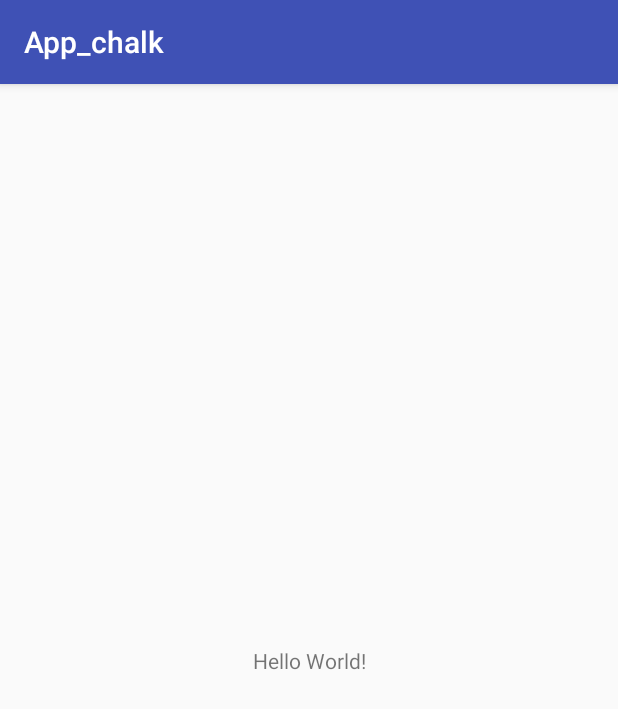
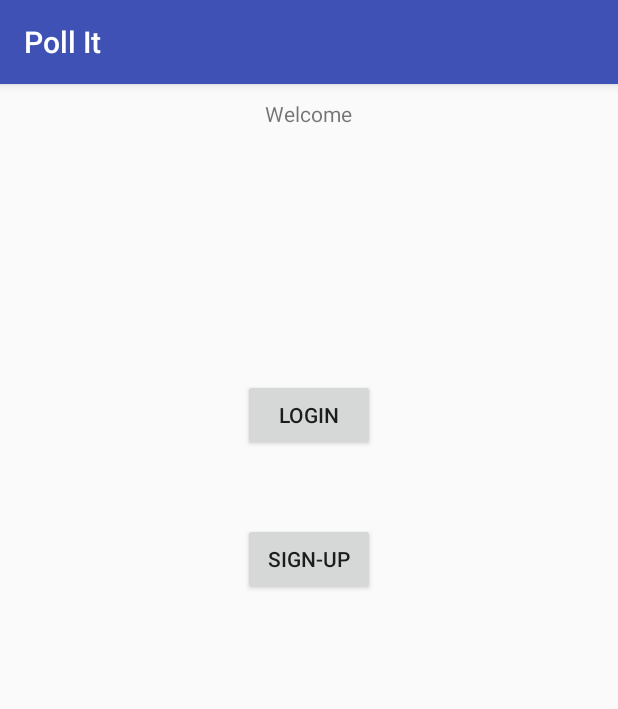
Before and after one commit to rishavmedhi/App_chalk, an Android app: the screen it shows after launch (MainActivity), on a phone screen of 412 x 824 dp. Shown: the top 709 px of the screen. Run offline under Robolectric (Android 15) with nearby library versions, the phone set to English and light mode, and no system bars; our stand-ins replace ButterKnife.

Commit message:
initial design login page

```diff
--- a/app/build.gradle
+++ b/app/build.gradle
@@ -27,4 +27,11 @@ dependencies {
     compile 'com.android.support:appcompat-v7:25.3.1'
     compile 'com.android.support.constraint:constraint-layout:1.0.2'
     testCompile 'junit:junit:4.12'
+    compile 'com.google.code.gson:gson:2.7'
+    compile 'com.android.support:recyclerview-v7:25.1.1'
+    compile 'com.android.support:cardview-v7:25.1.1'
+    compile 'com.jakewharton:butterknife:8.5.1'
+    annotationProcessor 'com.jakewharton:butterknife-compiler:8.5.1'
+    compile 'com.squareup.retrofit2:retrofit:2.2.0'
+    testCompile 'junit:junit:4.12'
 }
--- a/app/src/main/java/com/example/rmedhi/app_chalk/MainActivity.java
+++ b/app/src/main/java/com/example/rmedhi/app_chalk/MainActivity.java
@@ -2,12 +2,47 @@ package com.example.rmedhi.app_chalk;
 
 import android.support.v7.app.AppCompatActivity;
 import android.os.Bundle;
+import android.support.v7.widget.RecyclerView;
+import android.widget.Button;
+import android.widget.EditText;
+import android.widget.RelativeLayout;
+
+import butterknife.BindView;
+import butterknife.ButterKnife;
 
 public class MainActivity extends AppCompatActivity {
+
+    @BindView(R.id.rl)
+    RelativeLayout rlayout;
+
+    @BindView(R.id.login_btn)
+    Button login_btn;
+
+    @BindView(R.id.sign_up_btn)
+    Button sign_up_btn;
+
+    @BindView(R.id.login_signup_action)
+    Button log_action_btn;
+
+    @BindView(R.id.email)
+    EditText email_text;
+
+    @BindView(R.id.password)
+    EditText password_text;
+
+    @BindView(R.id.retype_password)
+    EditText retype_pass_text;
 
     @Override
     protected void onCreate(Bundle savedInstanceState) {
         super.onCreate(savedInstanceState);
         setContentView(R.layout.activity_main);
+
+        ButterKnife.bind(this);
+
+        email_text.setVisibility(rlayout.INVISIBLE);
+        password_text.setVisibility(rlayout.INVISIBLE);
+        retype_pass_text.setVisibility(rlayout.INVISIBLE);
+        log_action_btn.setVisibility(rlayout.INVISIBLE);
     }
 }
--- a/app/src/main/res/layout/activity_main.xml
+++ b/app/src/main/res/layout/activity_main.xml
@@ -1,18 +1,80 @@
 <?xml version="1.0" encoding="utf-8"?>
-<android.support.constraint.ConstraintLayout xmlns:android="http://schemas.android.com/apk/res/android"
-    xmlns:app="http://schemas.android.com/apk/res-auto"
+<RelativeLayout
+    xmlns:android="http://schemas.android.com/apk/res/android"
     xmlns:tools="http://schemas.android.com/tools"
+    android:id="@+id/rl"
     android:layout_width="match_parent"
     android:layout_height="match_parent"
-    tools:context="com.example.rmedhi.app_chalk.MainActivity">
+    android:padding="10dp"
+    tools:context=".MainActivity"
+    >
+
 
     <TextView
+        android:id="@+id/textView"
         android:layout_width="wrap_content"
         android:layout_height="wrap_content"
-        android:text="Hello World!"
-        app:layout_constraintBottom_toBottomOf="parent"
-        app:layout_constraintLeft_toLeftOf="parent"
-        app:layout_constraintRight_toRightOf="parent"
-        app:layout_constraintTop_toTopOf="parent" />
+        android:text="Welcome"
+        android:layout_centerHorizontal="true" />
 
-</android.support.constraint.ConstraintLayout>
+    <Button
+        android:id="@+id/login_btn"
+        android:layout_width="wrap_content"
+        android:layout_height="wrap_content"
+        android:layout_below="@+id/textView"
+        android:layout_centerHorizontal="true"
+        android:layout_marginTop="167dp"
+        android:text="Login" />
+
+    <Button
+        android:id="@+id/sign_up_btn"
+        android:layout_width="wrap_content"
+        android:layout_height="wrap_content"
+        android:layout_alignLeft="@+id/login_btn"
+        android:layout_alignStart="@+id/login_btn"
+        android:layout_below="@+id/login_btn"
+        android:layout_marginTop="48dp"
+        android:text="Sign-Up" />
+
+    <EditText
+        android:id="@+id/email"
+        android:layout_width="wrap_content"
+        android:layout_height="wrap_content"
+        android:ems="10"
+        android:inputType="textPersonName"
+        android:text="Email"
+        android:layout_above="@+id/sign_up_btn"
+        android:layout_centerHorizontal="true"
+        android:layout_marginBottom="55dp" />
+
+    <EditText
+        android:id="@+id/password"
+        android:layout_width="wrap_content"
+        android:layout_height="wrap_content"
+        android:ems="10"
+        android:inputType="textPassword"
+        android:layout_centerVertical="true"
+        android:layout_alignLeft="@+id/email"
+        android:layout_alignStart="@+id/email" />
+
+    <Button
+        android:id="@+id/login_signup_action"
+        android:layout_width="wrap_content"
+        android:layout_height="wrap_content"
+        android:layout_alignLeft="@+id/sign_up_btn"
+        android:layout_alignStart="@+id/sign_up_btn"
+        android:layout_below="@+id/sign_up_btn"
+        android:layout_marginTop="51dp"
+        android:text="Button" />
+
+    <EditText
+        android:id="@+id/retype_password"
+        android:layout_width="wrap_content"
+        android:layout_height="wrap_content"
+        android:ems="10"
+        android:inputType="textPassword"
+        android:layout_below="@+id/password"
+        android:layout_alignLeft="@+id/password"
+        android:layout_alignStart="@+id/password"
+        android:layout_marginTop="24dp" />
+</RelativeLayout>
--- a/app/src/main/res/values/strings.xml
+++ b/app/src/main/res/values/strings.xml
@@ -1,3 +1,3 @@
 <resources>
-    <string name="app_name">App_chalk</string>
+    <string name="app_name">Poll It</string>
 </resources>
```
